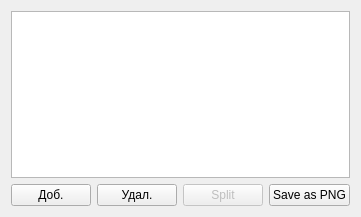
Above: MapVectorization/map-app/layersviewer.ui from YulyIllarionov/MapVectorization before the change. Below: the same form after it.
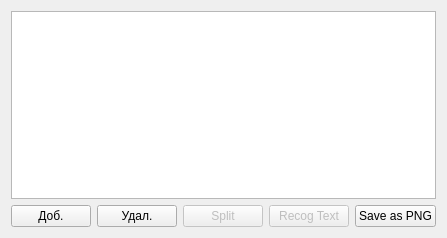
That is the form after the change.

```diff
--- a/MapVectorization/map-app/layersviewer.ui
+++ b/MapVectorization/map-app/layersviewer.ui
@@ -6,8 +6,8 @@
    <rect>
     <x>0</x>
     <y>0</y>
-    <width>338</width>
-    <height>217</height>
+    <width>419</width>
+    <height>238</height>
    </rect>
   </property>
   <property name="windowTitle">
@@ -43,6 +43,16 @@
        </property>
       </widget>
      </item>
+     <item>
+      <widget class="QPushButton" name="RecognitionButton">
+       <property name="enabled">
+        <bool>false</bool>
+       </property>
+       <property name="text">
+        <string>Recog Text</string>
+       </property>
+      </widget>
+     </item>
      <item>
       <widget class="QPushButton" name="SavePngButton">
        <property name="text">
```
